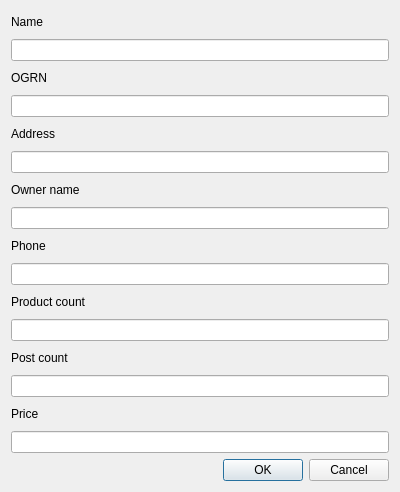
This is editdialog.ui in avi-gecko/cw-vesupplier as Qt 5 draws it before an edit. The edited form follows.
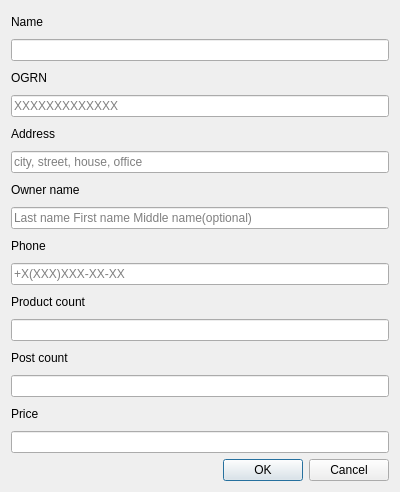
This is the edited form.

Patch:
```diff
--- a/editdialog.ui
+++ b/editdialog.ui
@@ -32,7 +32,11 @@
     </widget>
    </item>
    <item>
-    <widget class="QLineEdit" name="OGRNLineEdit"/>
+    <widget class="QLineEdit" name="OGRNLineEdit">
+     <property name="placeholderText">
+      <string>XXXXXXXXXXXXX</string>
+     </property>
+    </widget>
    </item>
    <item>
     <widget class="QLabel" name="addressLabel">
@@ -42,7 +46,11 @@
     </widget>
    </item>
    <item>
-    <widget class="QLineEdit" name="addressLineEdit"/>
+    <widget class="QLineEdit" name="addressLineEdit">
+     <property name="placeholderText">
+      <string>city, street, house, office</string>
+     </property>
+    </widget>
    </item>
    <item>
     <widget class="QLabel" name="nameOwnerLabel">
@@ -52,7 +60,11 @@
     </widget>
    </item>
    <item>
-    <widget class="QLineEdit" name="nameOwnerLineEdit"/>
+    <widget class="QLineEdit" name="nameOwnerLineEdit">
+     <property name="placeholderText">
+      <string>Last name First name Middle name(optional)</string>
+     </property>
+    </widget>
    </item>
    <item>
     <widget class="QLabel" name="phoneLabel">
@@ -62,7 +74,11 @@
     </widget>
    </item>
    <item>
-    <widget class="QLineEdit" name="phoneLineEdit"/>
+    <widget class="QLineEdit" name="phoneLineEdit">
+     <property name="placeholderText">
+      <string>+X(XXX)XXX-XX-XX</string>
+     </property>
+    </widget>
    </item>
    <item>
     <widget class="QLabel" name="countProductLabel">
```
